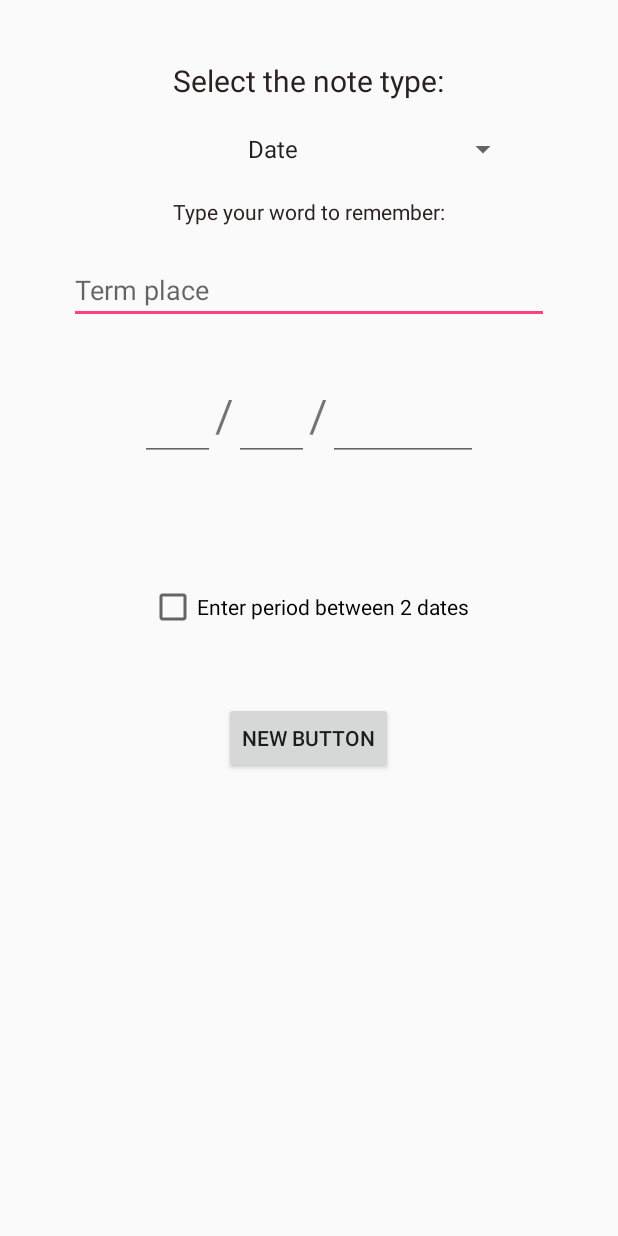
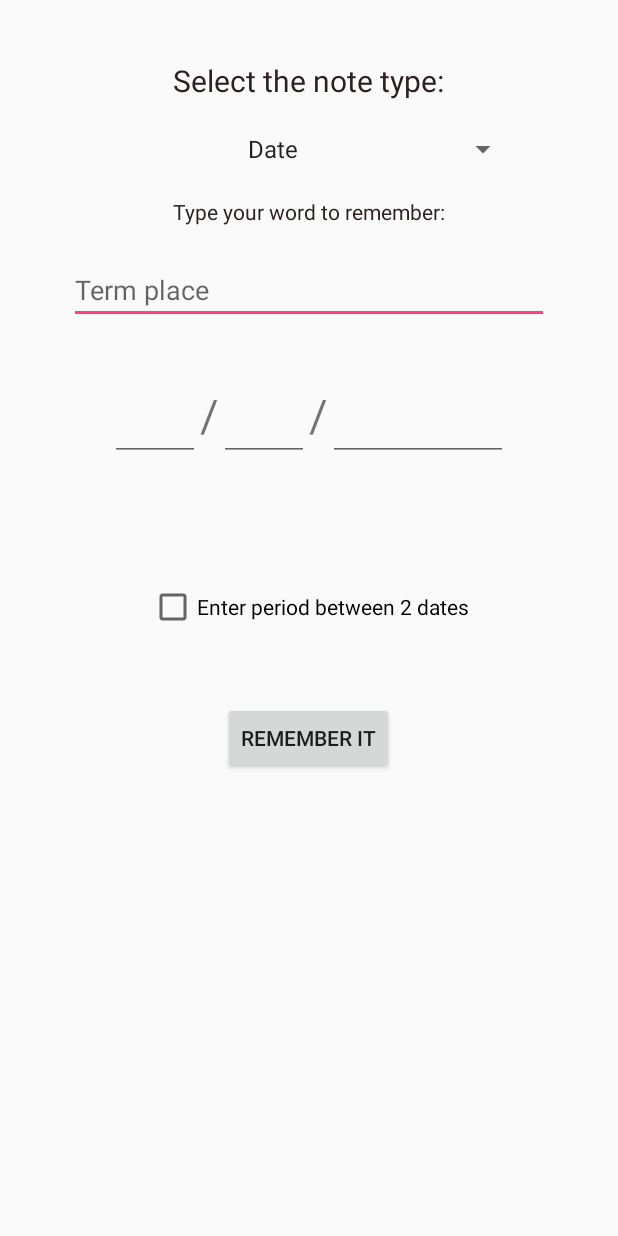
Before and after one commit to AwesomeFlax/RememberEverything, an Android app: the AddActivity_Date screen opened directly, with no data from a screen before it, on a phone screen of 412 x 824 dp. Run offline under Robolectric (Android 15) with nearby library versions, the phone set to English and light mode, and no system bars.

Commit message:
dates adding to DB in perfect way (finaly)

```diff
--- a/app/src/main/java/com/example/denis/remembereverything/AddActivity_Date.java
+++ b/app/src/main/java/com/example/denis/remembereverything/AddActivity_Date.java
@@ -3,24 +3,60 @@ package com.example.denis.remembereverything;
 import android.app.Activity;
 import android.content.Intent;
 import android.os.Bundle;
+import android.os.StrictMode;
 import android.view.View;
 import android.widget.AdapterView;
 import android.widget.ArrayAdapter;
+import android.widget.Button;
 import android.widget.CheckBox;
 import android.widget.CompoundButton;
 import android.widget.EditText;
 import android.widget.Spinner;
 import android.widget.TextView;
+import android.widget.Toast;
+
+import org.apache.http.HttpEntity;
+import org.apache.http.HttpResponse;
+import org.apache.http.NameValuePair;
+import org.apache.http.client.HttpClient;
+import org.apache.http.client.entity.UrlEncodedFormEntity;
+import org.apache.http.client.methods.HttpPost;
+import org.apache.http.impl.client.DefaultHttpClient;
+import org.apache.http.message.BasicNameValuePair;
+
+import java.io.IOException;
+import java.io.InputStream;
+import java.util.ArrayList;
+import java.util.List;
 
 public class AddActivity_Date extends Activity
 {
+    //объявление 'лементов на экране
     CheckBox period;
+    Button send;
+    EditText wordText;
+
+    //даты
+    EditText day_1;
+    EditText day_2;
+
+    EditText month_1;
+    EditText month_2;
+
+    EditText year_1;
+    EditText year_2;
+
+    boolean singleDate = true;
 
     @Override
     protected void onCreate(Bundle savedInstanceState)
     {
         super.onCreate(savedInstanceState);
         setContentView(R.layout.activity_add_date);
+
+        //чтобы был доступ к сети
+        StrictMode.ThreadPolicy policy = new StrictMode.ThreadPolicy.Builder().permitAll().build();
+        StrictMode.setThreadPolicy(policy);
 
         //чем заполняется спиннер
         String[] data = {getString(R.string.choice_1), getString(R.string.choice_2), getString(R.string.choice_3)};
@@ -35,8 +71,101 @@ public class AddActivity_Date extends Activity
         spinner.setSelection(0);
         spinner.setOnItemSelectedListener(makeYourChoice);
 
+        //объекты
         period = (CheckBox) findViewById(R.id.period_box);
         period.setOnCheckedChangeListener(new myCheckBoxChangeClicker());
+        send = (Button) findViewById(R.id.send_data);
+        wordText = (EditText) findViewById(R.id.wordText);
+
+        //даты
+        day_1 = (EditText) findViewById(R.id.day);
+        day_2 = (EditText) findViewById(R.id.day_2);
+
+        month_1 = (EditText) findViewById(R.id.month);
+        month_2 = (EditText) findViewById(R.id.month_2);
+
+        year_1 = (EditText) findViewById(R.id.year);
+        year_2 = (EditText) findViewById(R.id.year_2);
+
+        send.setOnClickListener(new View.OnClickListener()
+        {
+            InputStream is = null;
+
+            String term;
+            String period;
+            String name;
+
+            //говнокод
+            String _day1;
+            String _day2;
+
+            String _month1;
+            String _month2;
+
+            String _year1;
+            String _year2;
+
+            @Override
+            public void onClick(View arg0)
+            {
+                term = "" + wordText.getText().toString();
+
+                _day1 = "" + day_1.getText().toString() + "";
+                _month1 = "" + month_1.getText().toString() + "";
+                _year1 = "" + year_1.getText().toString() + "";
+
+                if (singleDate)
+                {
+                    period = "0";
+
+                    _day2 = "" + day_1.getText().toString() + "";
+                    _month2 = "" + month_1.getText().toString() + "";
+                    _year2 = "" + year_1.getText().toString() + "";
+                } else
+                {
+                    period = "1";
+
+                    _day2 = "" + day_2.getText().toString() + "";
+                    _month2 = "" + month_2.getText().toString() + "";
+                    _year2 = "" + year_2.getText().toString() + "";
+                }
+
+                //получение имени
+                Intent intent = getIntent();
+                name = intent.getStringExtra("name");
+
+                List<NameValuePair> nameValuePairs = new ArrayList<>(1);
+
+                nameValuePairs.add(new BasicNameValuePair("term", term));
+                nameValuePairs.add(new BasicNameValuePair("name", name));
+
+                nameValuePairs.add(new BasicNameValuePair("day_1", _day1));
+                nameValuePairs.add(new BasicNameValuePair("month_1", _month1));
+                nameValuePairs.add(new BasicNameValuePair("year_1", _year1));
+
+                nameValuePairs.add(new BasicNameValuePair("day_2", _day2));
+                nameValuePairs.add(new BasicNameValuePair("month_2", _month2));
+                nameValuePairs.add(new BasicNameValuePair("year_2", _year2));
+
+                nameValuePairs.add(new BasicNameValuePair("period", period));
+
+                try
+                {
+                    HttpClient httpClient = new DefaultHttpClient();
+                    HttpPost httpPost = new HttpPost("http://remember-everything.ml/connections/add_date.php");
+                    httpPost.setEntity(new UrlEncodedFormEntity(nameValuePairs));
+                    HttpResponse response = httpClient.execute(httpPost);
+                    HttpEntity entity = response.getEntity();
+                    is = entity.getContent();
+
+                    String msg = getResources().getString(R.string.date_add);
+                    Toast.makeText(getApplicationContext(), msg, Toast.LENGTH_LONG).show();
+                } catch (IOException e)
+                {
+                    e.printStackTrace();
+                }
+            }
+        });
     }
 
     //действие на выбор элемента
@@ -92,6 +221,8 @@ public class AddActivity_Date extends Activity
                 year.setVisibility(View.VISIBLE);
                 sep_1.setVisibility(View.VISIBLE);
                 sep_2.setVisibility(View.VISIBLE);
+
+                singleDate = false;
             } else
             {
                 EditText day = (EditText) findViewById(R.id.day_2);
@@ -105,6 +236,8 @@ public class AddActivity_Date extends Activity
                 year.setVisibility(View.INVISIBLE);
                 sep_1.setVisibility(View.INVISIBLE);
                 sep_2.setVisibility(View.INVISIBLE);
+
+                singleDate = true;
             }
         }
     }
--- a/app/src/main/java/com/example/denis/remembereverything/LoginActivity.java
+++ b/app/src/main/java/com/example/denis/remembereverything/LoginActivity.java
@@ -188,6 +188,8 @@ public class LoginActivity extends Activity
                             saveText();
                             String msg = getResources().getString(R.string.success_login);
                             Toast.makeText(getApplicationContext(), msg, Toast.LENGTH_LONG).show();
+
+                            intent.putExtra("name", login.getText().toString());
                             startActivity(intent);
                         }
                         break;
--- a/app/src/main/res/layout/activity_add_date.xml
+++ b/app/src/main/res/layout/activity_add_date.xml
@@ -52,12 +52,14 @@
         android:layout_marginTop="30dp">
 
         <EditText
-            android:layout_width="50dp"
+            android:layout_width="60dp"
             android:layout_height="wrap_content"
             android:inputType="number"
             android:ems="10"
             android:id="@+id/day"
-            android:textSize="30sp"/>
+            android:textSize="30sp"
+            android:gravity="center_horizontal"
+            android:maxLength="2"/>
 
         <TextView
             android:layout_width="wrap_content"
@@ -67,12 +69,14 @@
             android:textSize="30sp"/>
 
         <EditText
-            android:layout_width="50dp"
+            android:layout_width="60dp"
             android:layout_height="wrap_content"
             android:inputType="number"
             android:ems="10"
             android:id="@+id/month"
-            android:textSize="30sp"/>
+            android:textSize="30sp"
+            android:gravity="center_horizontal"
+            android:maxLength="2"/>
 
         <TextView
             android:layout_width="wrap_content"
@@ -82,12 +86,14 @@
             android:textSize="30sp"/>
 
         <EditText
-            android:layout_width="100dp"
+            android:layout_width="120dp"
             android:layout_height="wrap_content"
             android:inputType="number"
             android:ems="10"
             android:id="@+id/year"
-            android:textSize="30sp"/>
+            android:textSize="30sp"
+            android:gravity="center_horizontal"
+            android:maxLength="4"/>
     </LinearLayout>
 
     <LinearLayout
@@ -98,13 +104,15 @@
         android:visibility="visible">
 
         <EditText
-            android:layout_width="50dp"
+            android:layout_width="60dp"
             android:layout_height="wrap_content"
             android:inputType="number"
             android:ems="10"
             android:id="@+id/day_2"
             android:textSize="30sp"
-            android:visibility="invisible"/>
+            android:visibility="invisible"
+            android:maxLength="2"
+            android:gravity="center_horizontal"/>
 
         <TextView
             android:layout_width="wrap_content"
@@ -115,13 +123,15 @@
             android:visibility="invisible"/>
 
         <EditText
-            android:layout_width="50dp"
+            android:layout_width="60dp"
             android:layout_height="wrap_content"
             android:inputType="number"
             android:ems="10"
             android:id="@+id/month_2"
             android:textSize="30sp"
-            android:visibility="invisible"/>
+            android:visibility="invisible"
+            android:maxLength="2"
+            android:gravity="center_horizontal"/>
 
         <TextView
             android:layout_width="wrap_content"
@@ -132,13 +142,15 @@
             android:visibility="invisible"/>
 
         <EditText
-            android:layout_width="100dp"
+            android:layout_width="120dp"
             android:layout_height="wrap_content"
             android:inputType="number"
             android:ems="10"
             android:id="@+id/year_2"
             android:textSize="30sp"
-            android:visibility="invisible"/>
+            android:visibility="invisible"
+            android:maxLength="4"
+            android:gravity="center_horizontal"/>
     </LinearLayout>
 
     <CheckBox
@@ -154,9 +166,9 @@
     <Button
         android:layout_width="wrap_content"
         android:layout_height="wrap_content"
-        android:text="New Button"
-        android:id="@+id/button"
+        android:id="@+id/send_data"
         android:layout_gravity="center_horizontal|bottom"
-        android:layout_marginTop="47dp"/>
+        android:layout_marginTop="47dp"
+        android:text="@string/remember_it"/>
 
 </LinearLayout>
--- a/app/src/main/res/layout/activity_add_definition.xml
+++ b/app/src/main/res/layout/activity_add_definition.xml
@@ -57,7 +57,7 @@
     <Button
         android:layout_width="wrap_content"
         android:layout_height="wrap_content"
-        android:text="New Button"
+        android:text="@string/remember_it"
         android:id="@+id/button"
         android:layout_gravity="center_horizontal"
         android:layout_marginTop="10dp"/>
--- a/app/src/main/res/values/strings.xml
+++ b/app/src/main/res/values/strings.xml
@@ -20,8 +20,11 @@
 
     <string name="hint_word">Term place</string>
     <string name="hint_def">Enter term definition here</string>
+    <string name="remember_it">Remember it</string>
 
     <string name="reg_success">Registration successful!</string>
     <string name="used_name">That login is used already</string>
     <string name="reg_alert">Make sure that passwords are the same!</string>
+
+    <string name="date_add">Date was successfully added</string>
 </resources>
--- a/build.gradle
+++ b/build.gradle
@@ -5,7 +5,7 @@ buildscript {
         jcenter()
     }
     dependencies {
-        classpath 'com.android.tools.build:gradle:2.0.0'
+        classpath 'com.android.tools.build:gradle:2.1.0'
 
         // NOTE: Do not place your application dependencies here; they belong
         // in the individual module build.gradle files
```
Also changed, not shown: app/src/main/res/mipmap-hdpi/ic_launcher.png (deleted), app/src/main/res/mipmap-mdpi/ic_launcher.png (deleted), app/src/main/res/mipmap-xhdpi/ic_launcher.png (deleted), app/src/main/res/mipmap-xxhdpi/ic_launcher.png (deleted), app/src/main/res/mipmap-xxxhdpi/ic_launcher.png (deleted), 4 other files.
